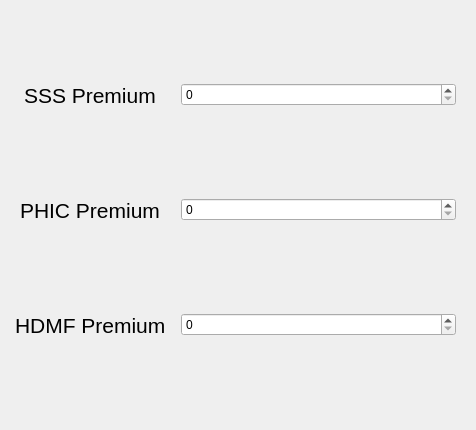
Before: the Qt Designer form UI/Dialogs/premium_values_widget.ui in Justin-Kuchmy/JustPay_App, drawn with Qt 5.
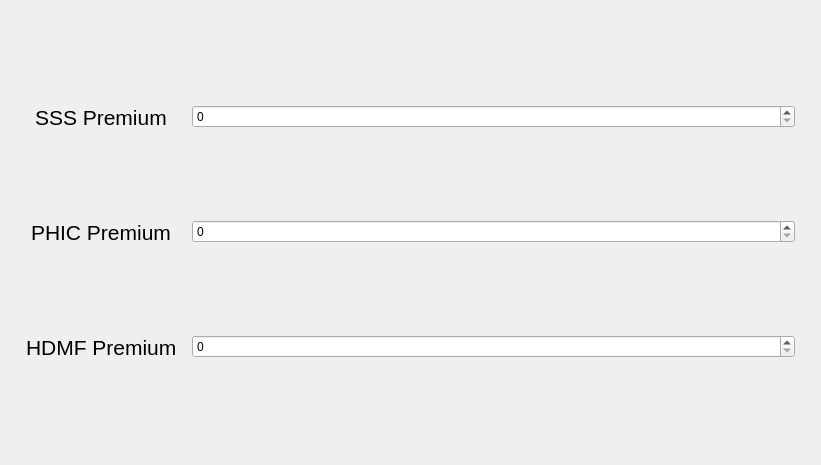
After: the same form once the commit is applied.

Patch:
```diff
--- a/UI/Dialogs/premium_values_widget.ui
+++ b/UI/Dialogs/premium_values_widget.ui
@@ -6,22 +6,21 @@
    <rect>
     <x>0</x>
     <y>0</y>
-    <width>476</width>
-    <height>430</height>
+    <width>821</width>
+    <height>465</height>
    </rect>
   </property>
+  <property name="sizePolicy">
+   <sizepolicy hsizetype="Expanding" vsizetype="Expanding">
+    <horstretch>0</horstretch>
+    <verstretch>0</verstretch>
+   </sizepolicy>
+  </property>
   <property name="windowTitle">
    <string>Form</string>
   </property>
-  <widget class="QWidget" name="formLayoutWidget">
-   <property name="geometry">
-    <rect>
-     <x>0</x>
-     <y>0</y>
-     <width>471</width>
-     <height>421</height>
-    </rect>
-   </property>
+  <layout class="QHBoxLayout" name="horizontalLayout">
+   <item>
    <layout class="QFormLayout" name="formLayout">
     <property name="labelAlignment">
      <set>Qt::AlignCenter</set>
@@ -47,8 +46,27 @@
     <property name="bottomMargin">
      <number>15</number>
     </property>
+     <item row="0" column="0">
+      <widget class="QLabel" name="sssLabel">
+       <property name="font">
+        <font>
+         <pointsize>16</pointsize>
+        </font>
+       </property>
+       <property name="text">
+        <string>SSS Premium</string>
+       </property>
+      </widget>
+     </item>
     <item row="0" column="1">
-     <widget class="QSpinBox" name="sssSpinBox"/>
+      <widget class="QSpinBox" name="sssSpinBox">
+       <property name="sizePolicy">
+        <sizepolicy hsizetype="Minimum" vsizetype="Fixed">
+         <horstretch>0</horstretch>
+         <verstretch>0</verstretch>
+        </sizepolicy>
+       </property>
+      </widget>
     </item>
     <item row="1" column="0">
      <widget class="QLabel" name="phicLabel">
@@ -80,20 +98,9 @@
     <item row="2" column="1">
      <widget class="QSpinBox" name="hdmfSpinbox"/>
     </item>
-    <item row="0" column="0">
-     <widget class="QLabel" name="sssLabel">
-      <property name="font">
-       <font>
-        <pointsize>16</pointsize>
-       </font>
-      </property>
-      <property name="text">
-       <string>SSS Premium</string>
-      </property>
-     </widget>
-    </item>
-   </layout>
-  </widget>
+    </layout>
+   </item>
+  </layout>
  </widget>
  <resources/>
  <connections/>
```
Lines whose indentation alone changed are shown as unchanged.
